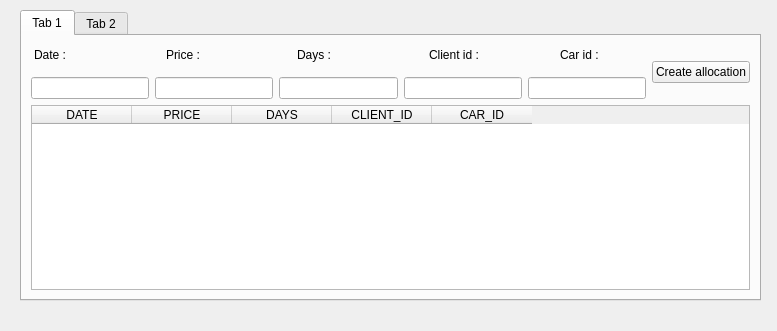
Old version of the form TP/TP3/achraf/Car_allocation_gui.ui in the repository el-khayat/car_allocation_app.
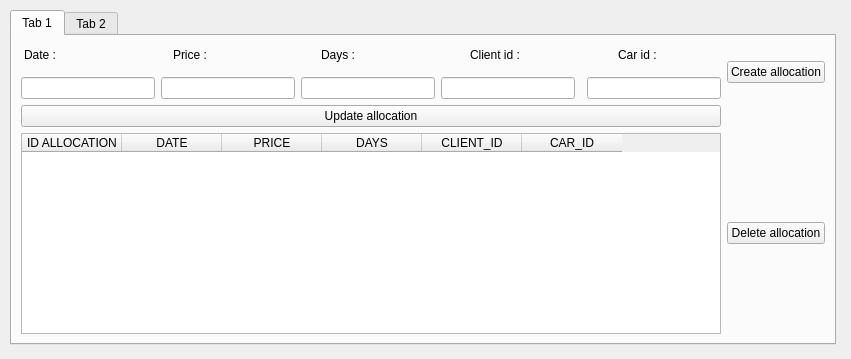
New version of the form.

Commit message: i complete all the cruds and gui

```diff
--- a/TP/TP3/achraf/Car_allocation_gui.ui
+++ b/TP/TP3/achraf/Car_allocation_gui.ui
@@ -6,8 +6,8 @@
    <rect>
     <x>0</x>
     <y>0</y>
-    <width>777</width>
-    <height>331</height>
+    <width>851</width>
+    <height>359</height>
    </rect>
   </property>
   <property name="windowTitle">
@@ -16,10 +16,10 @@
   <widget class="QTabWidget" name="tabWidget">
    <property name="geometry">
     <rect>
-     <x>20</x>
+     <x>10</x>
      <y>10</y>
-     <width>741</width>
-     <height>291</height>
+     <width>826</width>
+     <height>335</height>
     </rect>
    </property>
    <property name="currentIndex">
@@ -31,39 +31,31 @@
     </attribute>
     <layout class="QGridLayout" name="gridLayout_3">
      <item row="1" column="0">
-      <widget class="QTableWidget" name="tableWidget">
-       <column>
-        <property name="text">
-         <string>DATE</string>
-        </property>
-       </column>
-       <column>
-        <property name="text">
-         <string>PRICE</string>
-        </property>
-       </column>
-       <column>
-        <property name="text">
-         <string>DAYS</string>
-        </property>
-       </column>
-       <column>
-        <property name="text">
-         <string>CLIENT_ID</string>
-        </property>
-       </column>
-       <column>
-        <property name="text">
-         <string>CAR_ID</string>
-        </property>
-       </column>
+      <widget class="QPushButton" name="Button_update_allocation">
+       <property name="text">
+        <string>Update allocation</string>
+       </property>
+      </widget>
+     </item>
+     <item row="0" column="2">
+      <widget class="QPushButton" name="Button_create_allocation">
+       <property name="text">
+        <string>Create allocation</string>
+       </property>
+      </widget>
+     </item>
+     <item row="2" column="2">
+      <widget class="QPushButton" name="Button_delete_allocation">
+       <property name="text">
+        <string>Delete allocation</string>
+       </property>
       </widget>
      </item>
      <item row="0" column="0">
       <layout class="QGridLayout" name="gridLayout_2">
        <item row="0" column="0">
         <layout class="QGridLayout" name="gridLayout">
-         <item row="0" column="0" colspan="5">
+         <item row="0" column="0" colspan="6">
           <layout class="QHBoxLayout" name="horizontalLayout">
            <property name="spacing">
             <number>57</number>
@@ -123,7 +115,7 @@
          <item row="1" column="3">
           <widget class="QLineEdit" name="line_client_id"/>
          </item>
-         <item row="1" column="4">
+         <item row="1" column="5">
           <widget class="QLineEdit" name="line_car_id"/>
          </item>
          <item row="1" column="0">
@@ -137,15 +129,42 @@
          </item>
         </layout>
        </item>
-       <item row="0" column="1">
-        <widget class="QPushButton" name="Button_create_allocation">
-         <property name="text">
-          <string>Create allocation</string>
-         </property>
-        </widget>
-       </item>
       </layout>
      </item>
+     <item row="2" column="0">
+      <widget class="QTableWidget" name="tableWidget">
+       <column>
+        <property name="text">
+         <string>ID ALLOCATION</string>
+        </property>
+       </column>
+       <column>
+        <property name="text">
+         <string>DATE</string>
+        </property>
+       </column>
+       <column>
+        <property name="text">
+         <string>PRICE</string>
+        </property>
+       </column>
+       <column>
+        <property name="text">
+         <string>DAYS</string>
+        </property>
+       </column>
+       <column>
+        <property name="text">
+         <string>CLIENT_ID</string>
+        </property>
+       </column>
+       <column>
+        <property name="text">
+         <string>CAR_ID</string>
+        </property>
+       </column>
+      </widget>
+     </item>
     </layout>
    </widget>
    <widget class="QWidget" name="tab_2">
```
The commit also changes 3 other files.
